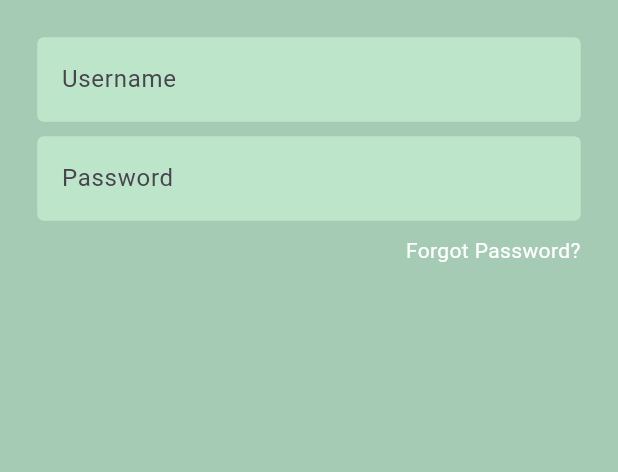
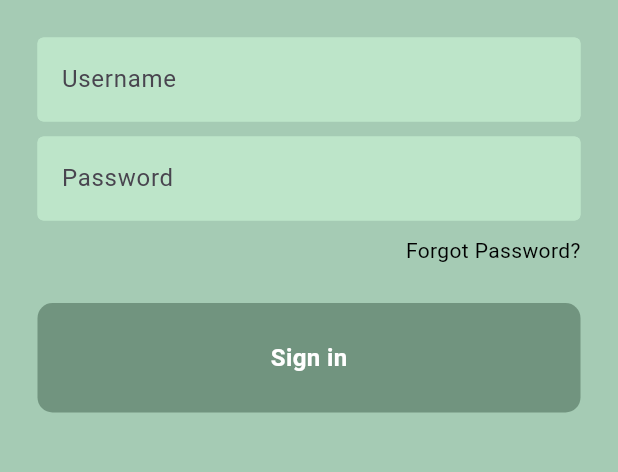
Before and after one commit to Jibek1906/Wekipedia, a Flutter app: the screen it shows after launch, on a phone screen of 412 x 824 dp, the part 354-826 px from its top. Run offline on Flutter 3.47's test engine with Material 3 defaults, Android fonts, the phone set to English and light mode, and no system bars; our stand-ins replace google_fonts.

Commit message:
Sign in Button

```diff
--- a/Dogkipedia/lib/components/my_textfield.dart
+++ b/Dogkipedia/lib/components/my_textfield.dart
@@ -24,7 +24,7 @@ class MyTextField extends StatelessWidget {
             borderSide: BorderSide(color: Color.fromARGB(255, 189, 229, 201)),
           ),
           focusedBorder: OutlineInputBorder(
-            borderSide: BorderSide(color: Color.fromARGB(255, 117, 155, 118)),
+            borderSide: BorderSide(color: Color.fromARGB(255, 113, 148, 127)),
           ),
           fillColor: Color.fromARGB(255, 189, 229, 201),
           filled: true,
--- /dev/null
+++ b/Dogkipedia/lib/components/sign_in.dart
@@ -0,0 +1,33 @@
+import 'package:flutter/material.dart';
+
+class Button extends StatelessWidget {
+
+  final Function()? onTap;
+
+  const Button({Key? key, required this.onTap});
+
+  @override
+  Widget build(BuildContext context) {
+    return GestureDetector(
+      onTap: onTap,
+      child: Container(
+        padding: const EdgeInsets.all(25),
+        margin: const EdgeInsets.symmetric(horizontal: 25),
+        decoration: BoxDecoration(
+          color: Color.fromARGB(255, 113, 148, 127),
+          borderRadius: BorderRadius.circular(10),
+        ),
+        child: const Center(
+          child: Text(
+            "Sign in",
+            style: TextStyle(
+              color: Colors.white,
+              fontWeight: FontWeight.bold,
+              fontSize: 16,
+            ),
+          ),
+        ),
+      ),
+    );
+  }
+}
--- a/Dogkipedia/lib/pages/login_page.dart
+++ b/Dogkipedia/lib/pages/login_page.dart
@@ -1,13 +1,16 @@
 import 'package:flutter/material.dart';
 import 'package:google_fonts/google_fonts.dart';
 import 'package:dogkipedia/components/my_textfield.dart';
+import 'package:dogkipedia/components/sign_in.dart';
 
 class LoginPage extends StatelessWidget {
   const LoginPage({Key? key});
-
   // text editing controller
   static final usernameController = TextEditingController();
   static final passwordController = TextEditingController();
+
+  // sign user in method
+  void signUserIn() {}
 
   @override
   Widget build(BuildContext context) {
@@ -64,7 +67,7 @@ class LoginPage extends StatelessWidget {
                    children: [
                      Text(
                        'Forgot Password?',
-                       style: TextStyle(color: Colors.white),
+                       style: TextStyle(color: Colors.black),
                      ),
                    ],
                  ),
@@ -72,8 +75,12 @@ class LoginPage extends StatelessWidget {
 
               const SizedBox(height: 25),
 
+              // sign in
+              Button(
+                onTap: signUserIn,
+              ),
 
-              // sign in
+              const SizedBox(height: 50),
 
               // register now
             ],
```
